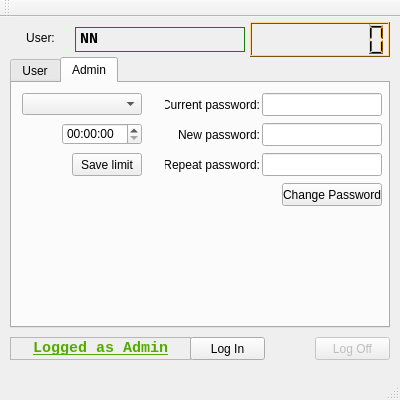
Qt form timeguard.ui (byebye/TimeGuard) before a commit.
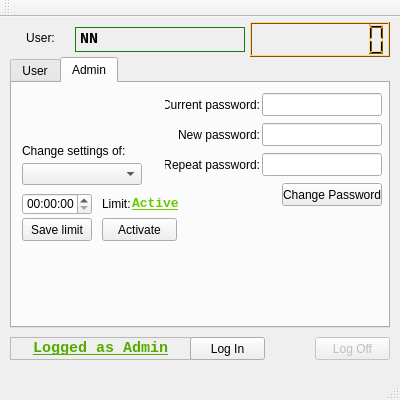
The same form after that commit. Icons and pictures are not drawn. Custom widgets are drawn as their Qt base class.

Commit message: Modify GUI. Add notification if limit is active or not. Give possibility to change activity of limit

```diff
--- a/timeguard.ui
+++ b/timeguard.ui
@@ -1073,9 +1073,9 @@
      <widget class="QTimeEdit" name="timeLimitEdit">
       <property name="geometry">
        <rect>
-        <x>50</x>
-        <y>40</y>
-        <width>80</width>
+        <x>10</x>
+        <y>110</y>
+        <width>70</width>
         <height>22</height>
        </rect>
       </property>
@@ -1084,7 +1084,7 @@
       <property name="geometry">
        <rect>
         <x>10</x>
-        <y>10</y>
+        <y>80</y>
         <width>120</width>
         <height>22</height>
        </rect>
@@ -1093,8 +1093,8 @@
      <widget class="QPushButton" name="saveTimeLimitButton">
       <property name="geometry">
        <rect>
-        <x>60</x>
-        <y>70</y>
+        <x>10</x>
+        <y>135</y>
         <width>70</width>
         <height>23</height>
        </rect>
@@ -1106,8 +1106,8 @@
      <widget class="QPushButton" name="stopPauseTimeButton">
       <property name="geometry">
        <rect>
-        <x>10</x>
-        <y>110</y>
+        <x>70</x>
+        <y>10</y>
         <width>42</width>
         <height>42</height>
        </rect>
@@ -1134,8 +1134,8 @@
      <widget class="QPushButton" name="resetTimeButton">
       <property name="geometry">
        <rect>
-        <x>70</x>
-        <y>110</y>
+        <x>10</x>
+        <y>10</y>
         <width>42</width>
         <height>42</height>
        </rect>
@@ -1161,6 +1161,64 @@
        <bool>true</bool>
       </property>
      </widget>
+     <widget class="QLabel" name="userSettingsInformLabel">
+      <property name="geometry">
+       <rect>
+        <x>10</x>
+        <y>60</y>
+        <width>121</width>
+        <height>16</height>
+       </rect>
+      </property>
+      <property name="text">
+       <string>Change settings of:</string>
+      </property>
+     </widget>
+     <widget class="QPushButton" name="changeLimitActivityButton">
+      <property name="geometry">
+       <rect>
+        <x>90</x>
+        <y>135</y>
+        <width>75</width>
+        <height>23</height>
+       </rect>
+      </property>
+      <property name="text">
+       <string>Activate</string>
+      </property>
+     </widget>
+     <widget class="QLabel" name="limitLabel">
+      <property name="geometry">
+       <rect>
+        <x>90</x>
+        <y>110</y>
+        <width>31</width>
+        <height>22</height>
+       </rect>
+      </property>
+      <property name="text">
+       <string>Limit:</string>
+      </property>
+     </widget>
+     <widget class="QLabel" name="limitActivityLabel">
+      <property name="geometry">
+       <rect>
+        <x>120</x>
+        <y>110</y>
+        <width>81</width>
+        <height>22</height>
+       </rect>
+      </property>
+      <property name="font">
+       <font>
+        <family>Consolas</family>
+        <pointsize>10</pointsize>
+       </font>
+      </property>
+      <property name="text">
+       <string>&lt;html&gt;&lt;head/&gt;&lt;body&gt;&lt;p&gt;&lt;span style=&quot; font-size:10pt; font-weight:600; text-decoration: underline; color:#65cb00;&quot;&gt;Active&lt;/span&gt;&lt;/p&gt;&lt;/body&gt;&lt;/html&gt;</string>
+      </property>
+     </widget>
      <zorder>timeLimitEdit</zorder>
      <zorder>changePasswordButton</zorder>
      <zorder>currentPasswordField</zorder>
```
Left out of the diff: 4 changed lines with no effect on the pictures.
